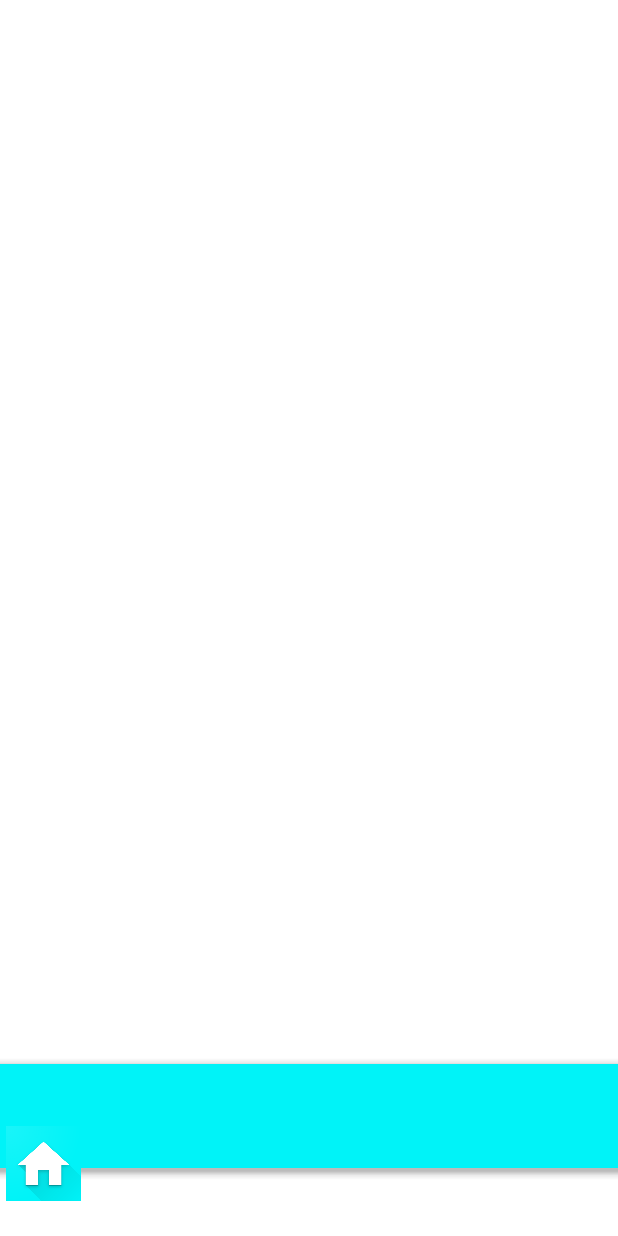
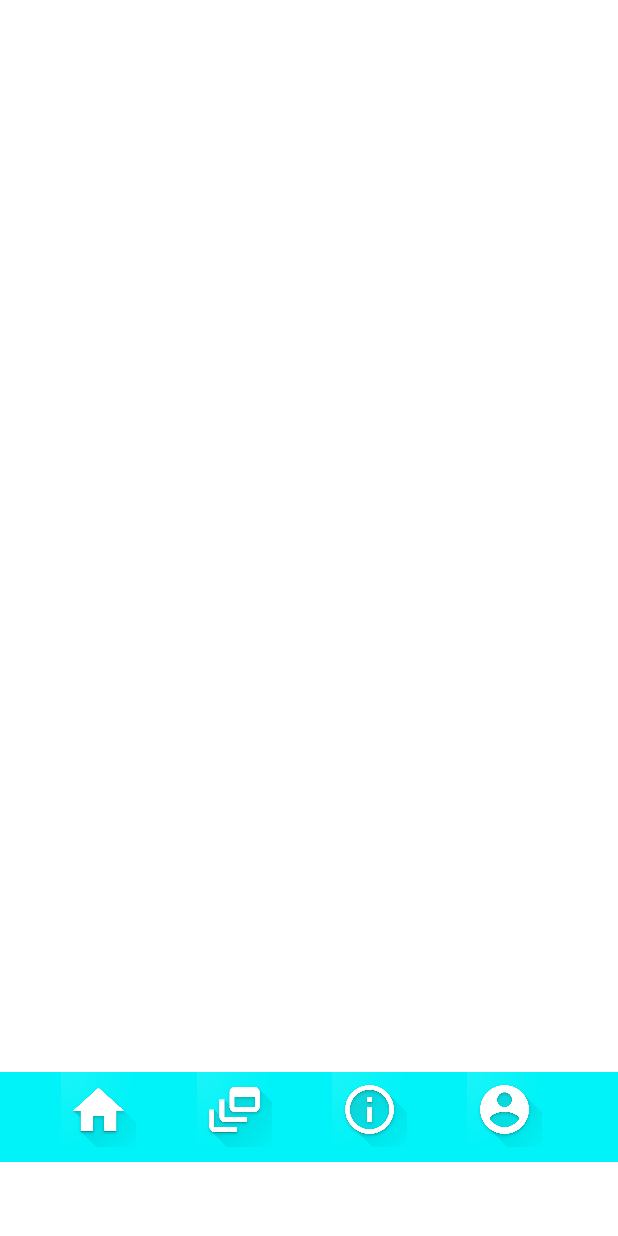
Before and after one commit to Anjalishinde/donation, an Android app: the layout activity_homepage.xml on its own in the app's theme, with its tools: preview values and no code run, on a phone screen of 412 x 824 dp. Run offline under Robolectric (Android 15) with nearby library versions, the phone set to English and light mode, and no system bars.

Commit message:
home set

```diff
--- a/app/src/main/res/layout/activity_homepage.xml
+++ b/app/src/main/res/layout/activity_homepage.xml
@@ -7,34 +7,71 @@
     android:layout_height="match_parent"
     tools:context=".homepage">
 
-  <com.google.android.material.bottomappbar.BottomAppBar
-      android:id="@+id/bottomAppBar"
-      style="@style/Widget.MaterialComponents.BottomAppBar.Colored"
-      android:layout_width="414dp"
-      android:layout_height="69dp"
-      android:layout_gravity="bottom"
-      android:layout_marginTop="663dp"
+  <LinearLayout
+      android:layout_width="fill_parent"
+      android:layout_height="60dp"
+      android:layout_marginTop="671dp"
       android:background="#00f3f8"
-      app:backgroundTint="#00f3f8"
+      android:orientation="horizontal"
+      android:paddingLeft="20dp"
+      android:paddingBottom="10dp"
       app:layout_constraintBottom_toBottomOf="parent"
       app:layout_constraintEnd_toEndOf="parent"
       app:layout_constraintStart_toStartOf="parent"
       app:layout_constraintTop_toTopOf="parent"
-      tools:ignore="BottomAppBar" />
+      app:layout_constraintVertical_bias="0.47000003">
 
     <ImageButton
         android:id="@+id/imageButton"
+        android:layout_width="51dp"
+        android:layout_height="50dp"
+        android:layout_marginStart="20dp"
+        android:layout_marginLeft="25dp"
+        android:layout_marginTop="0dp"
+        android:layout_marginEnd="20dp"
+        android:layout_marginRight="25dp"
+        android:layout_marginBottom="10dp"
+        android:padding="0dp"
+        android:scaleType="fitCenter"
+        app:srcCompat="@drawable/web_hi_res_512" />
+
+    <ImageButton
+        android:id="@+id/imageButton2"
         android:layout_width="50dp"
         android:layout_height="50dp"
-      android:layout_marginStart="4dp"
-      android:layout_marginLeft="4dp"
+        android:layout_marginStart="20dp"
+        android:layout_marginLeft="25dp"
+        android:layout_marginEnd="20dp"
+        android:layout_marginRight="25dp"
+        android:layout_marginBottom="10dp"
         android:padding="0dp"
         android:scaleType="fitCenter"
-      app:layout_constraintBottom_toBottomOf="parent"
-      app:layout_constraintEnd_toEndOf="@+id/bottomAppBar"
-      app:layout_constraintHorizontal_bias="0.0"
-      app:layout_constraintStart_toStartOf="parent"
-      app:layout_constraintTop_toTopOf="@+id/bottomAppBar"
-      app:layout_constraintVertical_bias="0.64"
-      app:srcCompat="@drawable/web_hi_res_512" />
+        app:srcCompat="@drawable/feed" />
+
+    <ImageButton
+        android:id="@+id/imageButton3"
+        android:layout_width="50dp"
+        android:layout_height="50dp"
+        android:layout_marginStart="20dp"
+        android:layout_marginLeft="25dp"
+        android:layout_marginEnd="20dp"
+        android:layout_marginRight="25dp"
+        android:layout_marginBottom="10dp"
+        android:padding="0dp"
+        android:scaleType="fitCenter"
+        app:srcCompat="@drawable/info" />
+
+    <ImageButton
+        android:id="@+id/imageButton4"
+        android:layout_width="50dp"
+        android:layout_height="50dp"
+        android:layout_marginStart="20dp"
+        android:layout_marginLeft="25dp"
+        android:layout_marginEnd="20dp"
+        android:layout_marginRight="25dp"
+        android:layout_marginBottom="10dp"
+        android:padding="0dp"
+        android:scaleType="fitCenter"
+        app:srcCompat="@drawable/profile" />
+  </LinearLayout>
 </androidx.constraintlayout.widget.ConstraintLayout>
```
Also changed, not shown: app/src/main/res/drawable/feed.png (added), app/src/main/res/drawable/info.png (added), app/src/main/res/drawable/profile.png (added). Lines whose indentation alone changed are shown as unchanged.
